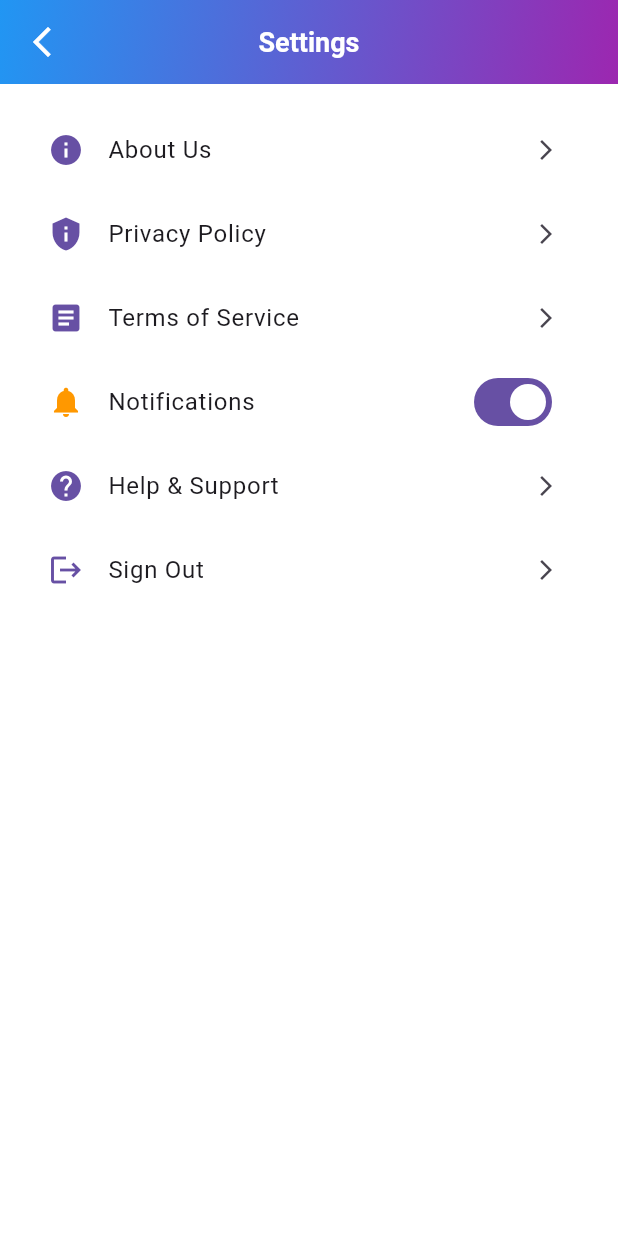
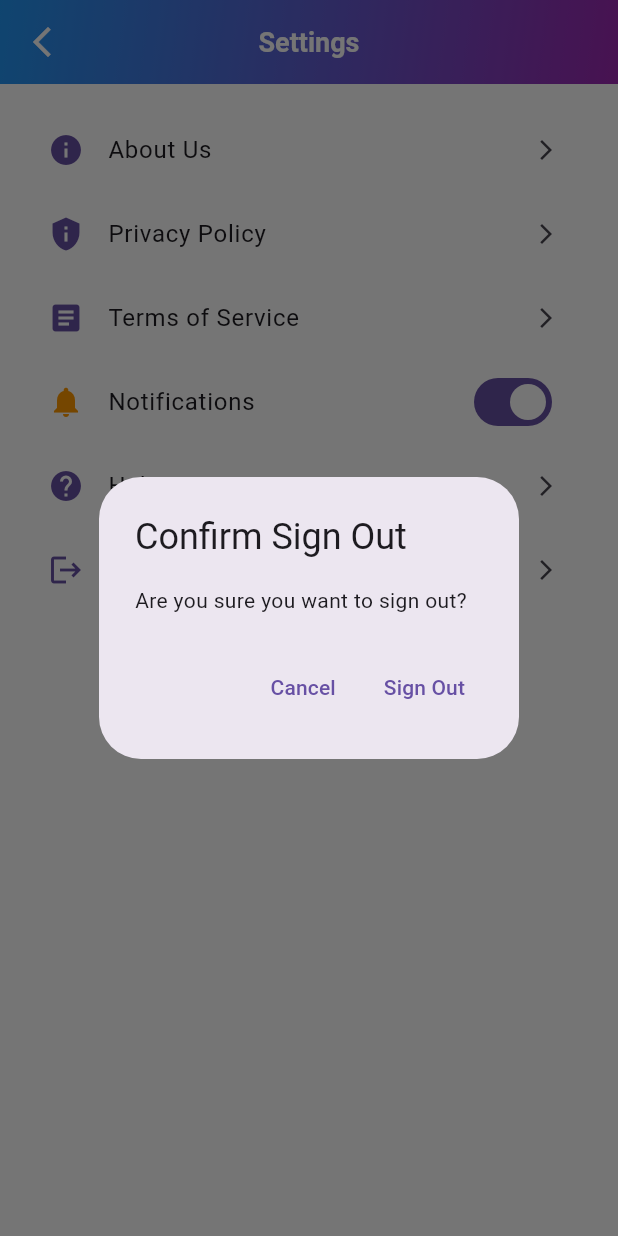
Before and after one commit to bayanalmasri1/Healthcare, a Flutter app: the SettingsPage screen opened directly, after a tap on "Sign Out", on a phone screen of 412 x 824 dp. Run offline on Flutter 3.47's test engine with Material 3 defaults, Android fonts, the phone set to English and light mode, and no system bars; our stand-ins replace cloud_firestore, firebase_auth, firebase_core, flutter_masked_text2, get, google_sign_in; missing offline and left inert: flutter_facebook_auth, navbar_router; accounts and stored records are empty.

Commit message:
add singout commit

```diff
--- a/lib/screens/settings_screen.dart
+++ b/lib/screens/settings_screen.dart
@@ -1,3 +1,4 @@
+import 'package:firebase_auth/firebase_auth.dart';
 import 'package:flutter/material.dart';
 import 'package:get/get.dart';
 import 'package:new_healthapp/widgets/mainWidget/custom_appbar.dart';
@@ -26,13 +27,17 @@ class SettingsPage extends StatelessWidget {
               context,
               icon: Icons.privacy_tip,
               title: 'Privacy Policy',
-              onTap: () {},
+              onTap: () {
+                Get.toNamed("/PrivacyPolicyScreen");
+              },
             ),
             _buildListTile(
               context,
               icon: Icons.article,
               title: 'Terms of Service',
-              onTap: () {},
+              onTap: () {
+                Get.toNamed("/TermsOfServiceScreen");
+              },
             ),
             SwitchListTile(
               value: true,
@@ -57,7 +62,41 @@ class SettingsPage extends StatelessWidget {
               context,
               icon: Icons.logout,
               title: 'Sign Out',
-              onTap: () {},
+              onTap: () async {
+                bool confirm = await showDialog(
+                  context: context,
+                  builder: (BuildContext context) {
+                    return AlertDialog(
+                      title: Text("Confirm Sign Out"),
+                      content: Text("Are you sure you want to sign out?"),
+                      actions: [
+                        TextButton(
+                          child: Text("Cancel"),
+                          onPressed: () {
+                            Navigator.of(context).pop(false);
+                          },
+                        ),
+                        TextButton(
+                          child: Text("Sign Out"),
+                          onPressed: () {
+                            Navigator.of(context).pop(true);
+                          },
+                        ),
+                      ],
+                    );
+                  },
+                );
+                if (confirm) {
+                  try {
+                    await FirebaseAuth.instance.signOut();
+                    Get.offAllNamed("/");
+                  } catch (e) {
+                    Get.snackbar(
+                        'Error', 'Failed to sign out. Please try again.',
+                        snackPosition: SnackPosition.BOTTOM);
+                  }
+                }
+              },
             ),
           ],
         ),
--- a/lib/widgets/mainWidget/routes.dart
+++ b/lib/widgets/mainWidget/routes.dart
@@ -30,6 +30,7 @@ import 'package:new_healthapp/Features/patient/midecalrecord/raidlogyreports.dar
 import 'package:new_healthapp/Features/settings/about_us.dart';
 import 'package:new_healthapp/Features/settings/helpandsupport.dart';
 import 'package:new_healthapp/Features/settings/ouransdpartner.dart';
+import 'package:new_healthapp/Features/settings/privicy.dart';
 import 'package:new_healthapp/Features/settings/terms.dart';
 import 'package:new_healthapp/screens/doctor_screen.dart';
 import 'package:new_healthapp/screens/login_screen.dart';
@@ -74,6 +75,8 @@ class AppRoutes {
     GetPage(name: "/AboutUsScreen", page: ()=>AboutUsScreen()),
     GetPage(name: "/HelpSupportScreen", page: ()=>HelpSupportScreen()),
     GetPage(name: "/PartnersScreen ", page: ()=>PartnersScreen()),
-    GetPage(name: "/ TermsOfServiceScreen", page: ()=> TermsOfServiceScreen())
+    GetPage(name: "/TermsOfServiceScreen", page: ()=> TermsOfServiceScreen()),
+    GetPage(name: "/PrivacyPolicyScreen", page: ()=>PrivacyPolicyScreen()),
+
   ];
 }
```
